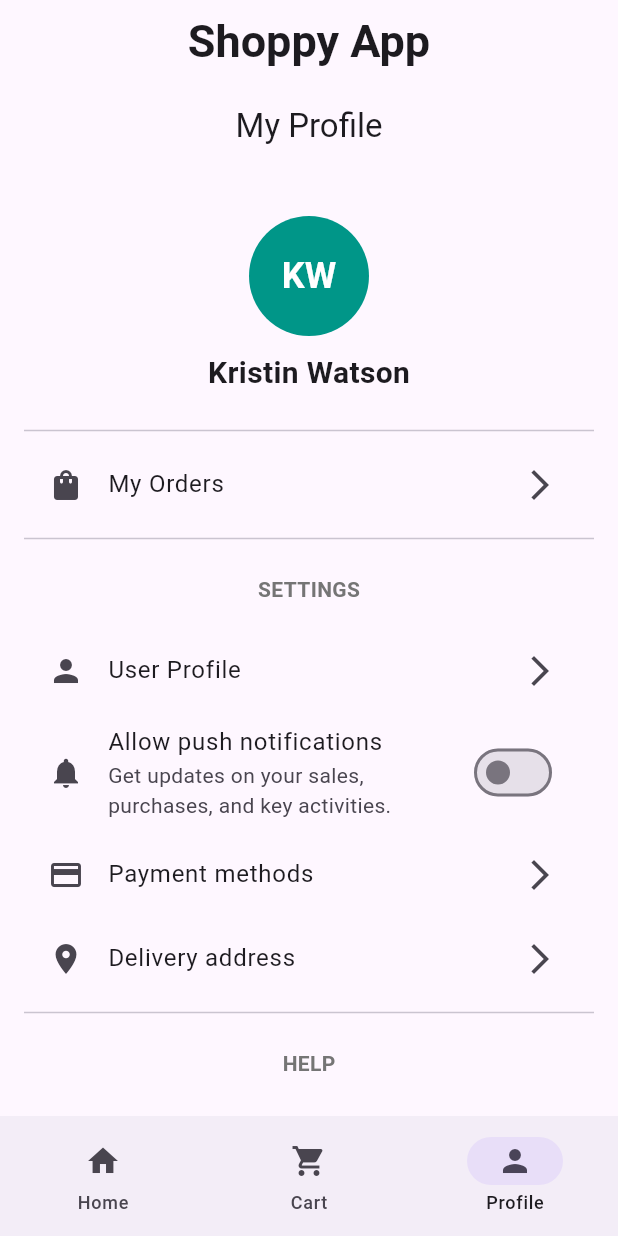
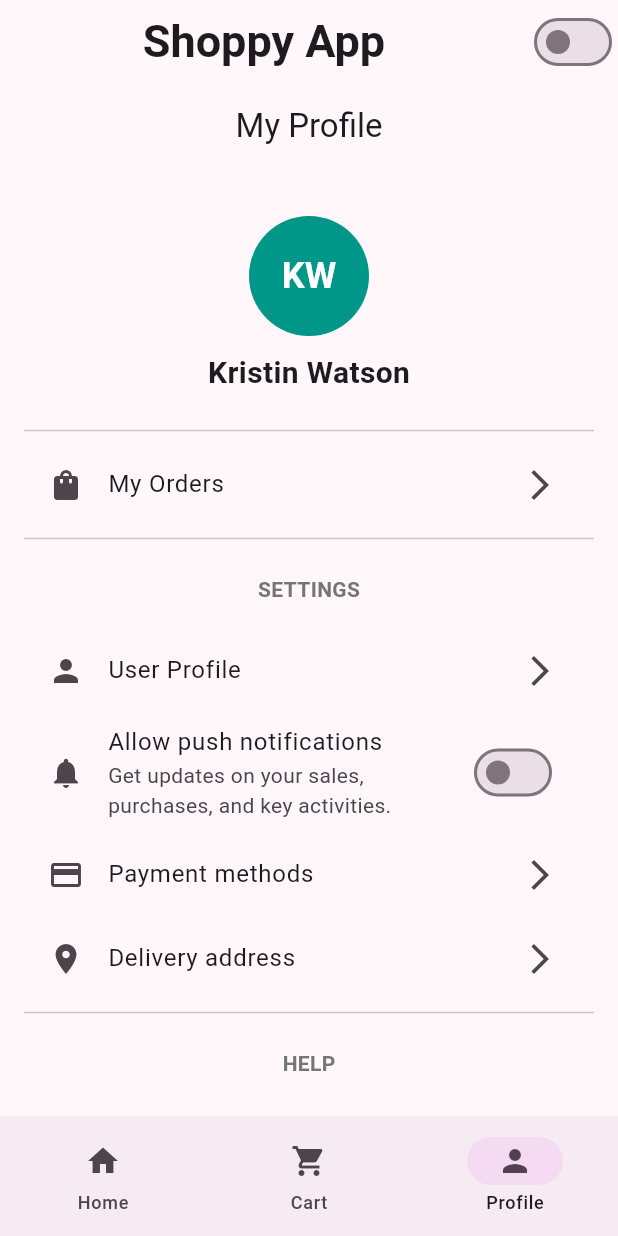
Before and after one commit to AaronPeterOcen/shopping_flutter, a Flutter app: the screen it shows after launch, item 3 of the bottom bar chosen, on a phone screen of 412 x 824 dp. Run offline on Flutter 3.47's test engine with Material 3 defaults, Android fonts, the phone set to English and light mode, and no system bars; our stand-ins replace animated_notch_bottom_bar, google_fonts; network calls fail; Roboto replaces fonts that are missing (Ubuntu).

Commit message:
adding a themeprovider to update the color theme

```diff
--- a/lib/main.dart
+++ b/lib/main.dart
@@ -2,13 +2,16 @@
 import 'package:google_fonts/google_fonts.dart';
 import 'package:provider/provider.dart';
 import 'package:shopping_flutter/pages/home_page.dart';
-// import 'package:shopping_flutter/pages/my_home_page.dart';
 import 'package:shopping_flutter/providers/cart_provider.dart';
+import 'package:shopping_flutter/providers/theme_provider.dart'; // Import the ThemeProvider
 
 void main() {
   runApp(
-    ChangeNotifierProvider(
-      create: (context) => CartProvider(),
+    MultiProvider(
+      providers: [
+        ChangeNotifierProvider(create: (context) => CartProvider()),
+        ChangeNotifierProvider(create: (context) => ThemeProvider()),
+      ],
       child: MyApp(),
     ),
   );
@@ -20,14 +23,31 @@
   @override
   Widget build(BuildContext context) {
     final textTheme = Theme.of(context).textTheme;
+    final themeProvider = Provider.of<ThemeProvider>(context);
+
     return MaterialApp(
       debugShowCheckedModeBanner: false,
       title: 'Shoppy App',
       theme: ThemeData(
+        colorScheme: ColorScheme.fromSeed(
+          seedColor: Colors.purple,
+          brightness: Brightness.light,
+        ),
         textTheme: GoogleFonts.ubuntuTextTheme(textTheme).copyWith(
           bodyMedium: GoogleFonts.aBeeZee(textStyle: textTheme.bodyMedium),
         ),
       ),
+      darkTheme: ThemeData(
+        colorScheme: ColorScheme.fromSeed(
+          seedColor: const Color.fromARGB(255, 54, 210, 213),
+          brightness: Brightness.dark,
+        ),
+        textTheme: GoogleFonts.ubuntuTextTheme(textTheme).copyWith(
+          bodyMedium: GoogleFonts.aBeeZee(textStyle: textTheme.bodyMedium),
+        ),
+      ),
+      themeMode:
+          themeProvider.themeMode, // Use the theme mode from ThemeProvider
       home: HomePage(),
     );
   }
--- a/lib/pages/home_page.dart
+++ b/lib/pages/home_page.dart
@@ -1,7 +1,9 @@
 import 'package:flutter/material.dart';
+import 'package:provider/provider.dart';
 import 'package:shopping_flutter/pages/product_list_screen.dart';
 import 'package:shopping_flutter/pages/cart_page.dart';
 import 'package:shopping_flutter/pages/profile_page.dart';
+import 'package:shopping_flutter/providers/theme_provider.dart';
 
 class HomePage extends StatefulWidget {
   const HomePage({super.key});
@@ -23,6 +25,7 @@ class _HomePageState extends State<HomePage> {
 
   @override
   Widget build(BuildContext context) {
+    final themeProvider = Provider.of<ThemeProvider>(context);
     return Scaffold(
       appBar: AppBar(
         title: Center(
@@ -34,6 +37,14 @@ class _HomePageState extends State<HomePage> {
             ),
           ),
         ),
+        actions: [
+          Switch(
+            value: themeProvider.themeMode == ThemeMode.dark,
+            onChanged: (value) {
+              themeProvider.toggleTheme(value);
+            },
+          ),
+        ],
       ),
       body: _pages[_selectedIndex],
       bottomNavigationBar: NavigationBar(
--- /dev/null
+++ b/lib/providers/theme_provider.dart
@@ -0,0 +1,12 @@
+import 'package:flutter/material.dart';
+
+class ThemeProvider with ChangeNotifier {
+  ThemeMode _themeMode = ThemeMode.light;
+
+  ThemeMode get themeMode => _themeMode;
+
+  void toggleTheme(bool isDark) {
+    _themeMode = isDark ? ThemeMode.dark : ThemeMode.light;
+    notifyListeners();
+  }
+}
```
